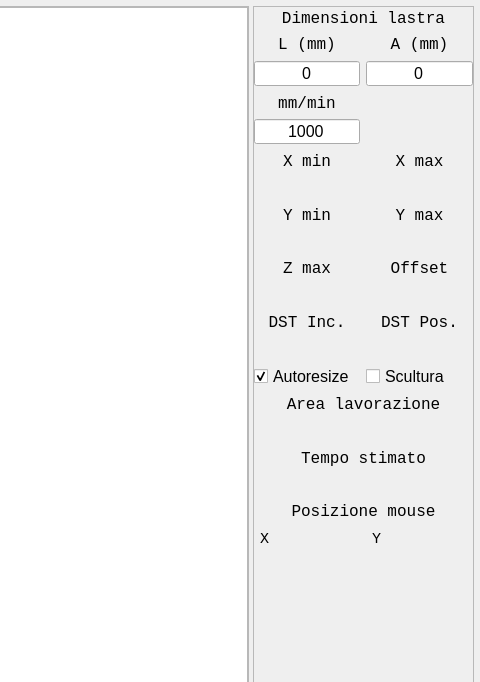
First picture: the form in ISOViewerMainWindow.ui, repository LuigiCaradonna/isoviewer-for-helios-automazioni-cnc, before the edit; both pictures show x 886 to 1366 and y 0 to 682 of the 1366 by 768 pixel window.
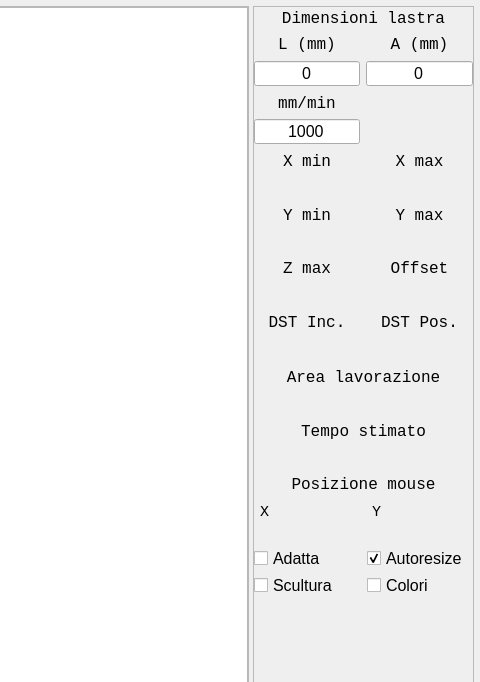
Second picture: the form after the edit.

```diff
--- a/ISOViewerMainWindow.ui
+++ b/ISOViewerMainWindow.ui
@@ -245,8 +245,8 @@
           </widget>
          </item>
          <item>
-          <layout class="QGridLayout" name="gridLayout_4">
-           <item row="10" column="0">
+          <layout class="QGridLayout" name="gridLayout_4" rowstretch="0,0,0,0,0,0,0,0,0,0,0,0">
+           <item row="9" column="0">
             <widget class="QLabel" name="lbl_z_max_value">
              <property name="minimumSize">
               <size>
@@ -877,8 +877,8 @@
              </property>
             </widget>
            </item>
-           <item row="13" column="0">
-            <widget class="QCheckBox" name="chk_autoresize">
+           <item row="11" column="0">
+            <widget class="QLabel" name="lbl_eng_dst_value">
              <property name="minimumSize">
               <size>
                <width>0</width>
@@ -900,21 +900,15 @@
               <string>Rigenera il disegno al ridimensionamento della finestra</string>
              </property>
              <property name="text">
-              <string>Autoresize</string>
+              <string/>
              </property>
-             <property name="iconSize">
-              <size>
-               <width>16</width>
-               <height>16</height>
-              </size>
+             <property name="alignment">
+              <set>Qt::AlignCenter</set>
              </property>
-             <property name="checked">
-              <bool>true</bool>
-             </property>
             </widget>
            </item>
-           <item row="13" column="1">
-            <widget class="QCheckBox" name="chk_sculpture">
+           <item row="11" column="1">
+            <widget class="QLabel" name="lbl_pos_dst_value">
              <property name="minimumSize">
               <size>
                <width>0</width>
@@ -936,7 +930,10 @@
               <string>Selezionare se il file rappresenta una scultura</string>
              </property>
              <property name="text">
-              <string>Scultura</string>
+              <string/>
+             </property>
+             <property name="alignment">
+              <set>Qt::AlignCenter</set>
              </property>
             </widget>
            </item>
@@ -1201,6 +1198,130 @@
            </item>
           </layout>
          </item>
+         <item>
+          <layout class="QGridLayout" name="gridCheckbox">
+           <property name="topMargin">
+            <number>20</number>
+           </property>
+           <item row="0" column="1">
+            <widget class="QCheckBox" name="chk_autoresize">
+             <property name="minimumSize">
+              <size>
+               <width>0</width>
+               <height>21</height>
+              </size>
+             </property>
+             <property name="maximumSize">
+              <size>
+               <width>16777215</width>
+               <height>21</height>
+              </size>
+             </property>
+             <property name="font">
+              <font>
+               <pointsize>12</pointsize>
+              </font>
+             </property>
+             <property name="toolTip">
+              <string>Rigenera il disegno al ridimensionamento della finestra</string>
+             </property>
+             <property name="text">
+              <string>Autoresize</string>
+             </property>
+             <property name="iconSize">
+              <size>
+               <width>16</width>
+               <height>16</height>
+              </size>
+             </property>
+             <property name="checked">
+              <bool>true</bool>
+             </property>
+            </widget>
+           </item>
+           <item row="0" column="0">
+            <widget class="QCheckBox" name="chk_fit">
+             <property name="minimumSize">
+              <size>
+               <width>0</width>
+               <height>21</height>
+              </size>
+             </property>
+             <property name="maximumSize">
+              <size>
+               <width>16777215</width>
+               <height>21</height>
+              </size>
+             </property>
+             <property name="font">
+              <font>
+               <pointsize>12</pointsize>
+              </font>
+             </property>
+             <property name="toolTip">
+              <string>Adatta la dimensione del disegno all'area disponibile</string>
+             </property>
+             <property name="text">
+              <string>Adatta</string>
+             </property>
+            </widget>
+           </item>
+           <item row="1" column="0">
+            <widget class="QCheckBox" name="chk_sculpture">
+             <property name="minimumSize">
+              <size>
+               <width>0</width>
+               <height>21</height>
+              </size>
+             </property>
+             <property name="maximumSize">
+              <size>
+               <width>16777215</width>
+               <height>21</height>
+              </size>
+             </property>
+             <property name="font">
+              <font>
+               <pointsize>12</pointsize>
+              </font>
+             </property>
+             <property name="toolTip">
+              <string>Selezionare se il file rappresenta una scultura</string>
+             </property>
+             <property name="text">
+              <string>Scultura</string>
+             </property>
+            </widget>
+           </item>
+           <item row="1" column="1">
+            <widget class="QCheckBox" name="chk_color">
+             <property name="minimumSize">
+              <size>
+               <width>0</width>
+               <height>21</height>
+              </size>
+             </property>
+             <property name="maximumSize">
+              <size>
+               <width>16777215</width>
+               <height>21</height>
+              </size>
+             </property>
+             <property name="font">
+              <font>
+               <pointsize>12</pointsize>
+              </font>
+             </property>
+             <property name="toolTip">
+              <string>Traccia le linee a colori o scala di grigi</string>
+             </property>
+             <property name="text">
+              <string>Colori</string>
+             </property>
+            </widget>
+           </item>
+          </layout>
+         </item>
          <item>
           <spacer name="verticalSpacer">
            <property name="orientation">
```
Left out of the diff: 342 changed lines with no effect on the pictures.
